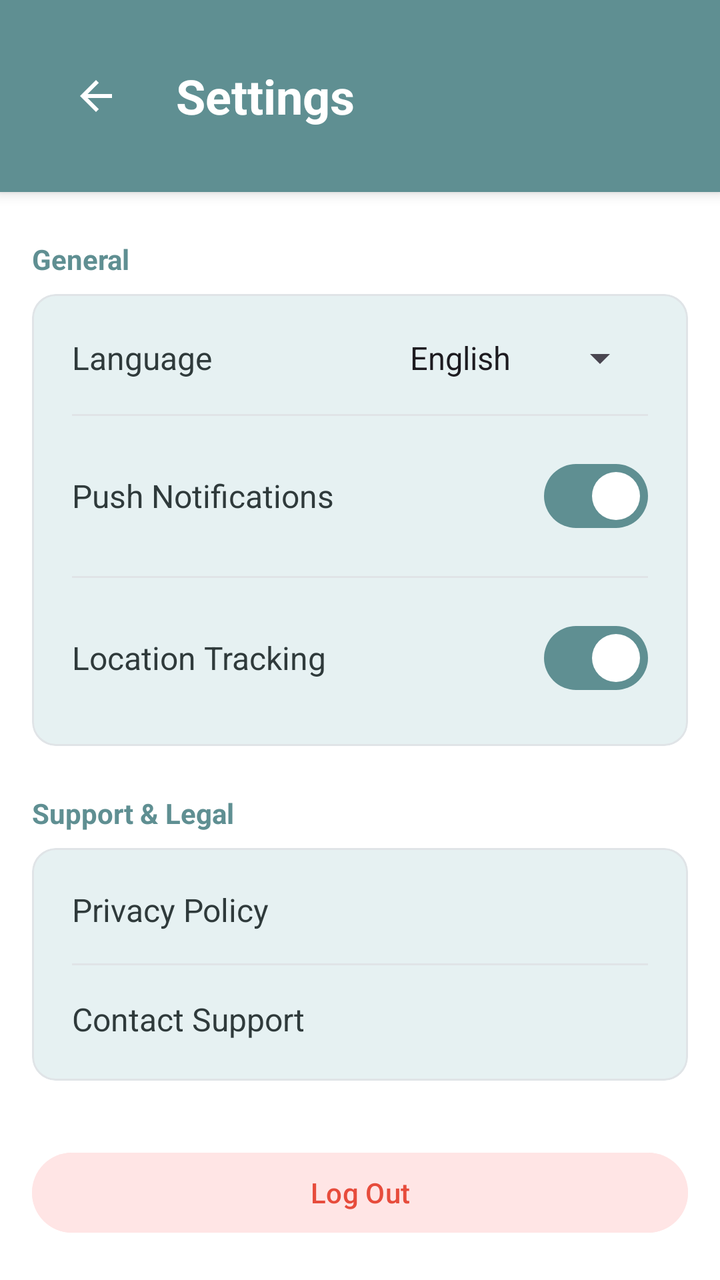
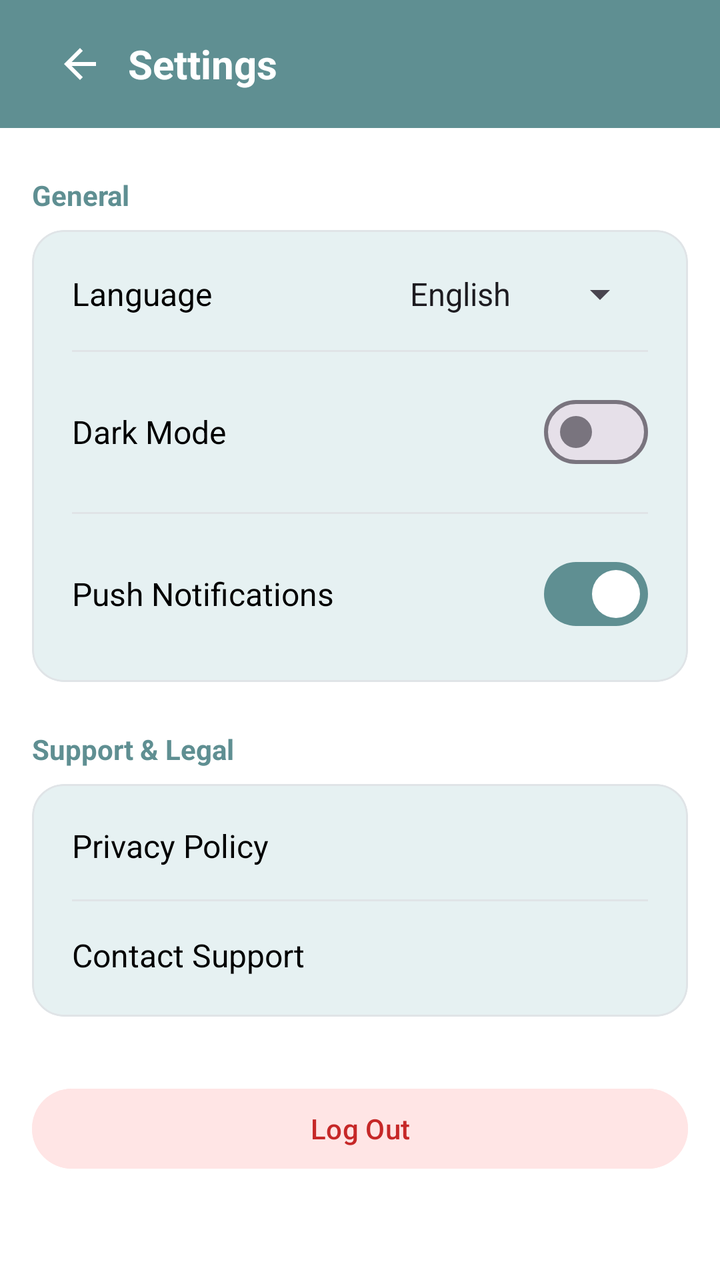

The first picture is an Android layout as it rendered before a commit; the second is the same layout after the commit. The layout source and the unified diff follow.
<!-- AndroidManifest.xml: application theme Theme.Gycss2 -->
<!-- res/layout/activity_settings.xml -->
<?xml version="1.0" encoding="utf-8"?>
<LinearLayout xmlns:android="http://schemas.android.com/apk/res/android"
    xmlns:app="http://schemas.android.com/apk/res-auto"
    android:layout_width="match_parent"
    android:layout_height="match_parent"
    android:orientation="vertical"
    android:background="@color/white">

    
    <LinearLayout
        android:layout_width="match_parent"
        android:layout_height="wrap_content"
        android:orientation="horizontal"
        android:gravity="center_vertical"
        android:padding="24dp"
        android:background="?attr/colorPrimary"
        android:elevation="4dp">

        <ImageButton
            android:id="@+id/btn_back"
            android:layout_width="48dp"
            android:layout_height="48dp"
            android:background="?attr/selectableItemBackgroundBorderless"
            android:src="@drawable/ic_arrow_back"
            app:tint="@color/white"
            android:contentDescription="Back" />

        <TextView
            android:layout_width="wrap_content"
            android:layout_height="wrap_content"
            android:text="@string/settings_title"
            android:textSize="24sp"
            android:textStyle="bold"
            android:textColor="@color/white"
            android:layout_marginStart="16dp"/>
    </LinearLayout>

    <ScrollView
        android:layout_width="match_parent"
        android:layout_height="match_parent"
        android:padding="16dp">

        <LinearLayout
            android:layout_width="match_parent"
            android:layout_height="wrap_content"
            android:orientation="vertical">

            
            <TextView
                android:layout_width="wrap_content"
                android:layout_height="wrap_content"
                android:text="@string/general_section"
                android:textColor="?attr/colorPrimary"
                android:textStyle="bold"
                android:layout_marginBottom="8dp"
                android:layout_marginTop="8dp"/>

            <com.google.android.material.card.MaterialCardView
                android:layout_width="match_parent"
                android:layout_height="wrap_content"
                app:cardCornerRadius="12dp"
                app:cardElevation="0dp"
                app:strokeWidth="1dp"
                app:strokeColor="@color/divider_gray"
                app:cardBackgroundColor="@color/very_light_teal">
                <LinearLayout
                    android:layout_width="match_parent"
                    android:layout_height="wrap_content"
                    android:orientation="vertical"
                    android:padding="4dp">

                    <LinearLayout
                        android:layout_width="match_parent"
                        android:layout_height="wrap_content"
                        android:orientation="horizontal"
                        android:gravity="center_vertical"
                        android:padding="16dp">
                        <TextView
                            android:layout_width="0dp"
                            android:layout_height="wrap_content"
                            android:layout_weight="1"
                            android:text="@string/language_label"
                            android:textSize="16sp"
                            android:textColor="@color/primary_text"/>
                        
                        <androidx.appcompat.widget.AppCompatSpinner
                            android:id="@+id/spinner_language"
                            android:layout_width="wrap_content"
                            android:layout_height="wrap_content"
                            android:entries="@array/languages"
                            android:spinnerMode="dropdown"/>
                    </LinearLayout>

                    <View
                        android:layout_width="match_parent"
                        android:layout_height="1dp"
                        android:background="@color/divider_gray"
                        android:layout_marginHorizontal="16dp"/>

                    <LinearLayout
                        android:layout_width="match_parent"
                        android:layout_height="wrap_content"
                        android:orientation="horizontal"
                        android:gravity="center_vertical"
                        android:padding="16dp">
                        <TextView
                            android:layout_width="0dp"
                            android:layout_height="wrap_content"
                            android:layout_weight="1"
                            android:text="@string/push_notifications"
                            android:textSize="16sp"
                            android:textColor="@color/primary_text"/>
                        <com.google.android.material.materialswitch.MaterialSwitch
                            android:id="@+id/sw_notifications"
                            android:layout_width="wrap_content"
                            android:layout_height="wrap_content"
                            android:checked="true"/>
                    </LinearLayout>

                    <View
                        android:layout_width="match_parent"
                        android:layout_height="1dp"
                        android:background="@color/divider_gray"
                        android:layout_marginHorizontal="16dp"/>

                    <LinearLayout
                        android:layout_width="match_parent"
                        android:layout_height="wrap_content"
                        android:orientation="horizontal"
                        android:gravity="center_vertical"
                        android:padding="16dp">
                        <TextView
                            android:layout_width="0dp"
                            android:layout_height="wrap_content"
                            android:layout_weight="1"
                            android:text="@string/location_tracking"
                            android:textSize="16sp"
                            android:textColor="@color/primary_text"/>
                        <com.google.android.material.materialswitch.MaterialSwitch
                            android:id="@+id/sw_location_tracking"
                            android:layout_width="wrap_content"
                            android:layout_height="wrap_content"
                            android:checked="true"/>
                    </LinearLayout>
                </LinearLayout>
            </com.google.android.material.card.MaterialCardView>

            
            <TextView
                android:layout_width="wrap_content"
                android:layout_height="wrap_content"
                android:text="@string/support_legal_section"
                android:textColor="?attr/colorPrimary"
                android:textStyle="bold"
                android:layout_marginTop="24dp"
                android:layout_marginBottom="8dp"/>

            <com.google.android.material.card.MaterialCardView
                android:layout_width="match_parent"
                android:layout_height="wrap_content"
                app:cardCornerRadius="12dp"
                app:cardElevation="0dp"
                app:strokeWidth="1dp"
                app:strokeColor="@color/divider_gray"
                app:cardBackgroundColor="@color/very_light_teal">
                <LinearLayout
                    android:layout_width="match_parent"
                    android:layout_height="wrap_content"
                    android:orientation="vertical"
                    android:padding="4dp">
                    
                    <TextView
                        android:id="@+id/btn_privacy"
                        android:layout_width="match_parent"
                        android:layout_height="wrap_content"
                        android:text="@string/privacy_policy"
                        android:textSize="16sp"
                        android:textColor="@color/primary_text"
                        android:padding="16dp"
                        android:background="?attr/selectableItemBackground"/>
                    
                    <View
                        android:layout_width="match_parent"
                        android:layout_height="1dp"
                        android:background="@color/divider_gray"
                        android:layout_marginHorizontal="16dp"/>

                    <TextView
                        android:id="@+id/btn_support"
                        android:layout_width="match_parent"
                        android:layout_height="wrap_content"
                        android:text="@string/contact_support"
                        android:textSize="16sp"
                        android:textColor="@color/primary_text"
                        android:padding="16dp"
                        android:background="?attr/selectableItemBackground"/>
                </LinearLayout>
            </com.google.android.material.card.MaterialCardView>

            <Button
                android:id="@+id/btn_logout"
                android:layout_width="match_parent"
                android:layout_height="wrap_content"
                android:text="@string/logout_label"
                android:textColor="@color/warning_red"
                android:backgroundTint="#FFE5E5"
                android:layout_marginTop="32dp"
                style="@style/Widget.Material3.Button.TextButton"/>
                
        </LinearLayout>
    </ScrollView>
</LinearLayout>
<!-- resources referenced by this layout -->
<resources>
  <string-array name="languages">
          <item>English</item>
          <item>Hindi</item>
          <item>Marathi</item>
          <item>Kannada</item>
      </string-array>
  <color name="divider_gray">#E0E4E7</color>
  <color name="primary_text">#2F3A3B</color>
  <color name="very_light_teal">#E6F1F2</color>
  <color name="warning_red">#E74C3C</color>
  <color name="white">#FFFFFF</color>
  <!-- drawable ic_arrow_back (drawable) -->
  <vector xmlns:android="http://schemas.android.com/apk/res/android"
      android:width="24dp"
      android:height="24dp"
      android:viewportWidth="24"
      android:viewportHeight="24">
    <path
        android:fillColor="?attr/colorOnSurface"
        android:pathData="M20,11H7.83l5.59,-5.59L12,4l-8,8 8,8 1.41,-1.41L7.83,13H20v-2z"/>
  </vector>
  <string name="contact_support">Contact Support</string>
  <string name="general_section">General</string>
  <string name="language_label">Language</string>
  <string name="location_tracking">Location Tracking</string>
  <string name="logout_label">Log Out</string>
  <string name="privacy_policy">Privacy Policy</string>
  <string name="push_notifications">Push Notifications</string>
  <string name="settings_title">Settings</string>
  <string name="support_legal_section">Support &amp; Legal</string>
  <style name="Theme.Gycss2" parent="Base.Theme.Gycss2" />
  <style name="Base.Theme.Gycss2" parent="Theme.Material3.DayNight.NoActionBar">
          
          <item name="colorPrimary">@color/primary_teal</item>
          <item name="colorOnPrimary">@color/white</item>
          <item name="colorPrimaryContainer">@color/light_teal</item>
          <item name="colorOnPrimaryContainer">@color/primary_text</item>
          
          <item name="colorSecondary">@color/dark_teal</item>
          <item name="colorOnSecondary">@color/white</item>
          <item name="colorSecondaryContainer">@color/very_light_teal</item>
          <item name="colorOnSecondaryContainer">@color/primary_text</item>
  
          <item name="colorTertiary">@color/success_green</item>
          <item name="colorOnTertiary">@color/white</item>
  
          
          <item name="android:windowBackground">@color/white</item>
          <item name="colorSurface">@color/white</item>
          <item name="colorOnSurface">@color/primary_text</item>
          <item name="colorSurfaceVariant">@color/off_white</item>
          <item name="colorOnSurfaceVariant">@color/secondary_text</item>
          <item name="colorOutlineVariant">@color/divider_gray</item>
          
          
          <item name="android:statusBarColor">@color/primary_teal</item>
          <item name="android:windowLightStatusBar">false</item>
      </style>
  <color name="primary_teal">#5F8F92</color>
  <color name="light_teal">#8FB6B8</color>
  <color name="dark_teal">#4E7F83</color>
  <color name="success_green">#4CAF50</color>
  <color name="off_white">#F5F7F8</color>
  <color name="secondary_text">#6B7C7E</color>
</resources>

<!-- the commit's change to res/layout/activity_settings.xml (unified diff, before → after) -->
@@ -1,49 +1,53 @@
 <?xml version="1.0" encoding="utf-8"?>
 <LinearLayout xmlns:android="http://schemas.android.com/apk/res/android"
     xmlns:app="http://schemas.android.com/apk/res-auto"
+    xmlns:tools="http://schemas.android.com/tools"
     android:layout_width="match_parent"
     android:layout_height="match_parent"
     android:orientation="vertical"
-    android:background="@color/white">
+    android:background="?attr/colorSurface">
 
     
-    <LinearLayout
+    <com.google.android.material.appbar.AppBarLayout
         android:layout_width="match_parent"
         android:layout_height="wrap_content"
-        android:orientation="horizontal"
-        android:gravity="center_vertical"
-        android:padding="24dp"
-        android:background="?attr/colorPrimary"
-        android:elevation="4dp">
-
-        <ImageButton
-            android:id="@+id/btn_back"
-            android:layout_width="48dp"
-            android:layout_height="48dp"
-            android:background="?attr/selectableItemBackgroundBorderless"
-            android:src="@drawable/ic_arrow_back"
-            app:tint="@color/white"
-            android:contentDescription="Back" />
-
-        <TextView
-            android:layout_width="wrap_content"
-            android:layout_height="wrap_content"
-            android:text="@string/settings_title"
-            android:textSize="24sp"
-            android:textStyle="bold"
-            android:textColor="@color/white"
-            android:layout_marginStart="16dp"/>
-    </LinearLayout>
+        app:elevation="0dp">
+
+        <com.google.android.material.appbar.MaterialToolbar
+            android:id="@+id/toolbar"
+            android:layout_width="match_parent"
+            android:layout_height="?attr/actionBarSize"
+            android:background="?attr/colorPrimary">
+
+            <ImageButton
+                android:id="@+id/btn_back"
+                android:layout_width="48dp"
+                android:layout_height="48dp"
+                android:background="?attr/selectableItemBackgroundBorderless"
+                android:src="@drawable/ic_arrow_back"
+                app:tint="@color/white"
+                android:contentDescription="Back" />
+
+            <TextView
+                android:layout_width="wrap_content"
+                android:layout_height="wrap_content"
+                android:text="@string/settings_title"
+                android:textSize="20sp"
+                android:textStyle="bold"
+                android:textColor="@color/white"
+                android:layout_marginStart="16dp"/>
+        </com.google.android.material.appbar.MaterialToolbar>
+    </com.google.android.material.appbar.AppBarLayout>
 
     <ScrollView
         android:layout_width="match_parent"
-        android:layout_height="match_parent"
-        android:padding="16dp">
+        android:layout_height="match_parent">
 
         <LinearLayout
             android:layout_width="match_parent"
             android:layout_height="wrap_content"
-            android:orientation="vertical">
+            android:orientation="vertical"
+            android:padding="16dp">
 
             
             <TextView
@@ -58,7 +62,7 @@
             <com.google.android.material.card.MaterialCardView
                 android:layout_width="match_parent"
                 android:layout_height="wrap_content"
-                app:cardCornerRadius="12dp"
+                app:cardCornerRadius="16dp"
                 app:cardElevation="0dp"
                 app:strokeWidth="1dp"
                 app:strokeColor="@color/divider_gray"
@@ -107,6 +111,31 @@
                             android:layout_width="0dp"
                             android:layout_height="wrap_content"
                             android:layout_weight="1"
+                            android:text="Dark Mode"
+                            android:textSize="16sp"
+                            android:textColor="@color/primary_text"/>
+                        <com.google.android.material.materialswitch.MaterialSwitch
+                            android:id="@+id/sw_dark_mode"
+                            android:layout_width="wrap_content"
+                            android:layout_height="wrap_content"/>
+                    </LinearLayout>
+
+                    <View
+                        android:layout_width="match_parent"
+                        android:layout_height="1dp"
+                        android:background="@color/divider_gray"
+                        android:layout_marginHorizontal="16dp"/>
+
+                    <LinearLayout
+                        android:layout_width="match_parent"
+                        android:layout_height="wrap_content"
+                        android:orientation="horizontal"
+                        android:gravity="center_vertical"
+                        android:padding="16dp">
+                        <TextView
+                            android:layout_width="0dp"
+                            android:layout_height="wrap_content"
+                            android:layout_weight="1"
                             android:text="@string/push_notifications"
                             android:textSize="16sp"
                             android:textColor="@color/primary_text"/>
@@ -116,34 +145,94 @@
                             android:layout_height="wrap_content"
                             android:checked="true"/>
                     </LinearLayout>
-
-                    <View
-                        android:layout_width="match_parent"
-                        android:layout_height="1dp"
-                        android:background="@color/divider_gray"
-                        android:layout_marginHorizontal="16dp"/>
-
-                    <LinearLayout
-                        android:layout_width="match_parent"
-                        android:layout_height="wrap_content"
-                        android:orientation="horizontal"
-                        android:gravity="center_vertical"
-                        android:padding="16dp">
-                        <TextView
-                            android:layout_width="0dp"
-                            android:layout_height="wrap_content"
-                            android:layout_weight="1"
-                            android:text="@string/location_tracking"
-                            android:textSize="16sp"
-                            android:textColor="@color/primary_text"/>
-                        <com.google.android.material.materialswitch.MaterialSwitch
-                            android:id="@+id/sw_location_tracking"
-                            android:layout_width="wrap_content"
-                            android:layout_height="wrap_content"
-                            android:checked="true"/>
-                    </LinearLayout>
                 </LinearLayout>
             </com.google.android.material.card.MaterialCardView>
+
+            
+            <LinearLayout
+                android:id="@+id/ll_senior_settings"
+                android:layout_width="match_parent"
+                android:layout_height="wrap_content"
+                android:orientation="vertical"
+                android:visibility="gone"
+                tools:visibility="visible">
+                <TextView
+                    android:layout_width="wrap_content"
+                    android:layout_height="wrap_content"
+                    android:text="Senior Features"
+                    android:textColor="?attr/colorPrimary"
+                    android:textStyle="bold"
+                    android:layout_marginTop="24dp"
+                    android:layout_marginBottom="8dp"/>
+                <com.google.android.material.card.MaterialCardView
+                    android:layout_width="match_parent"
+                    android:layout_height="wrap_content"
+                    app:cardCornerRadius="16dp"
+                    app:cardElevation="0dp"
+                    app:strokeWidth="1dp"
+                    app:strokeColor="@color/divider_gray"
+                    app:cardBackgroundColor="@color/very_light_teal">
+                    <LinearLayout
+                        android:layout_width="match_parent"
+                        android:layout_height="wrap_content"
+                        android:orientation="vertical"
+                        android:padding="16dp">
+                        <TextView
+                            android:id="@+id/btn_emergency_contacts"
+                            android:layout_width="match_parent"
+                            android:layout_height="wrap_content"
+                            android:text="Manage Emergency Contacts"
+                            android:textSize="16sp"
+                            android:textColor="@color/primary_text"
+                            android:paddingVertical="8dp"
+                            android:drawableEnd="@drawable/ic_plus"
+                            app:drawableTint="@color/primary_teal"/>
+                    </LinearLayout>
+                </com.google.android.material.card.MaterialCardView>
+            </LinearLayout>
+
+            
+            <LinearLayout
+                android:id="@+id/ll_volunteer_settings"
+                android:layout_width="match_parent"
+                android:layout_height="wrap_content"
+                android:orientation="vertical"
+                android:visibility="gone"
+                tools:visibility="visible">
+                <TextView
+                    android:layout_width="wrap_content"
+                    android:layout_height="wrap_content"
+                    android:text="Volunteer Tools"
+                    android:textColor="?attr/colorPrimary"
+                    android:textStyle="bold"
+                    android:layout_marginTop="24dp"
+                    android:layout_marginBottom="8dp"/>
+                <com.google.android.material.card.MaterialCardView
+                    android:layout_width="match_parent"
+                    android:layout_height="wrap_content"
+                    app:cardCornerRadius="16dp"
+                    app:cardElevation="0dp"
+                    app:strokeWidth="1dp"
+                    app:strokeColor="@color/divider_gray"
+                    app:cardBackgroundColor="@color/very_light_teal">
+                    <LinearLayout
+                        android:layout_width="match_parent"
+                        android:layout_height="wrap_content"
+                        android:orientation="vertical"
+                        android:padding="16dp">
+                        <TextView
+                            android:id="@+id/btn_volunteer_stats"
+                            android:layout_width="match_parent"
+                            android:layout_height="wrap_content"
+                            android:text="View Detailed Help Analytics"
+                            android:textSize="16sp"
+                            android:textColor="@color/primary_text"
+                            android:paddingVertical="8dp"
+                            android:drawableEnd="@drawable/ic_person"
+                            app:drawableTint="@color/primary_teal"/>
+                    </LinearLayout>
+                </com.google.android.material.card.MaterialCardView>
+            </LinearLayout>
 
             
             <TextView
@@ -158,7 +247,7 @@
             <com.google.android.material.card.MaterialCardView
                 android:layout_width="match_parent"
                 android:layout_height="wrap_content"
-                app:cardCornerRadius="12dp"
+                app:cardCornerRadius="16dp"
                 app:cardElevation="0dp"
                 app:strokeWidth="1dp"
                 app:strokeColor="@color/divider_gray"
<!-- resource entries referenced after the edit -->
@@ -7,9 +7,9 @@
           <item>Kannada</item>
       </string-array>
   <color name="divider_gray">#E0E4E7</color>
-  <color name="primary_text">#2F3A3B</color>
+  <color name="primary_text">#000000</color>
   <color name="very_light_teal">#E6F1F2</color>
-  <color name="warning_red">#E74C3C</color>
+  <color name="warning_red">#C62828</color>
   <color name="white">#FFFFFF</color>
   <!-- drawable ic_arrow_back (drawable) -->
   <vector xmlns:android="http://schemas.android.com/apk/res/android"
@@ -21,10 +21,29 @@
         android:fillColor="?attr/colorOnSurface"
         android:pathData="M20,11H7.83l5.59,-5.59L12,4l-8,8 8,8 1.41,-1.41L7.83,13H20v-2z"/>
   </vector>
+  <!-- drawable ic_person (drawable) -->
+  <vector xmlns:android="http://schemas.android.com/apk/res/android"
+      android:width="24dp"
+      android:height="24dp"
+      android:viewportWidth="24"
+      android:viewportHeight="24">
+      <path
+          android:fillColor="#FF000000"
+          android:pathData="M12,12c2.21,0 4,-1.79 4,-4s-1.79,-4 -4,-4 -4,1.79 -4,4 1.79,4 4,4zM12,14c-2.67,0 -8,1.34 -8,4v2h16v-2c0,-2.66 -5.33,-4 -8,-4z"/>
+  </vector>
+  <!-- drawable ic_plus (drawable) -->
+  <vector xmlns:android="http://schemas.android.com/apk/res/android"
+      android:width="24dp"
+      android:height="24dp"
+      android:viewportWidth="24"
+      android:viewportHeight="24">
+    <path
+        android:fillColor="#FF000000"
+        android:pathData="M19,13h-6v6h-2v-6H5v-2h6V5h2v6h6v2z"/>
+  </vector>
   <string name="contact_support">Contact Support</string>
   <string name="general_section">General</string>
   <string name="language_label">Language</string>
-  <string name="location_tracking">Location Tracking</string>
   <string name="logout_label">Log Out</string>
   <string name="privacy_policy">Privacy Policy</string>
   <string name="push_notifications">Push Notifications</string>
@@ -53,7 +72,10 @@
           <item name="colorSurfaceVariant">@color/off_white</item>
           <item name="colorOnSurfaceVariant">@color/secondary_text</item>
           <item name="colorOutlineVariant">@color/divider_gray</item>
-          
+  
+          <item name="colorSurfaceContainer">@color/off_white</item>
+          <item name="dividerColor">@color/divider_gray</item>
+  
           
           <item name="android:statusBarColor">@color/primary_teal</item>
           <item name="android:windowLightStatusBar">false</item>
@@ -61,8 +83,8 @@
   <color name="primary_teal">#5F8F92</color>
   <color name="light_teal">#8FB6B8</color>
   <color name="dark_teal">#4E7F83</color>
-  <color name="success_green">#4CAF50</color>
+  <color name="success_green">#2E7D32</color>
   <color name="off_white">#F5F7F8</color>
-  <color name="secondary_text">#6B7C7E</color>
+  <color name="secondary_text">#212121</color>
 </resources>
 
